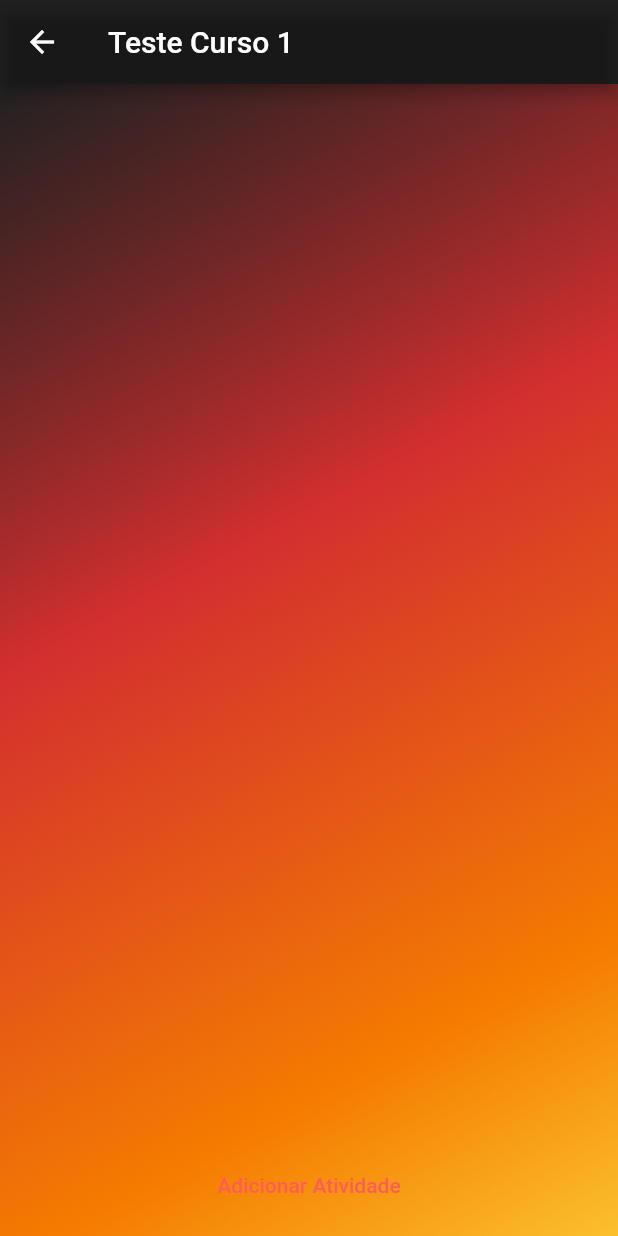
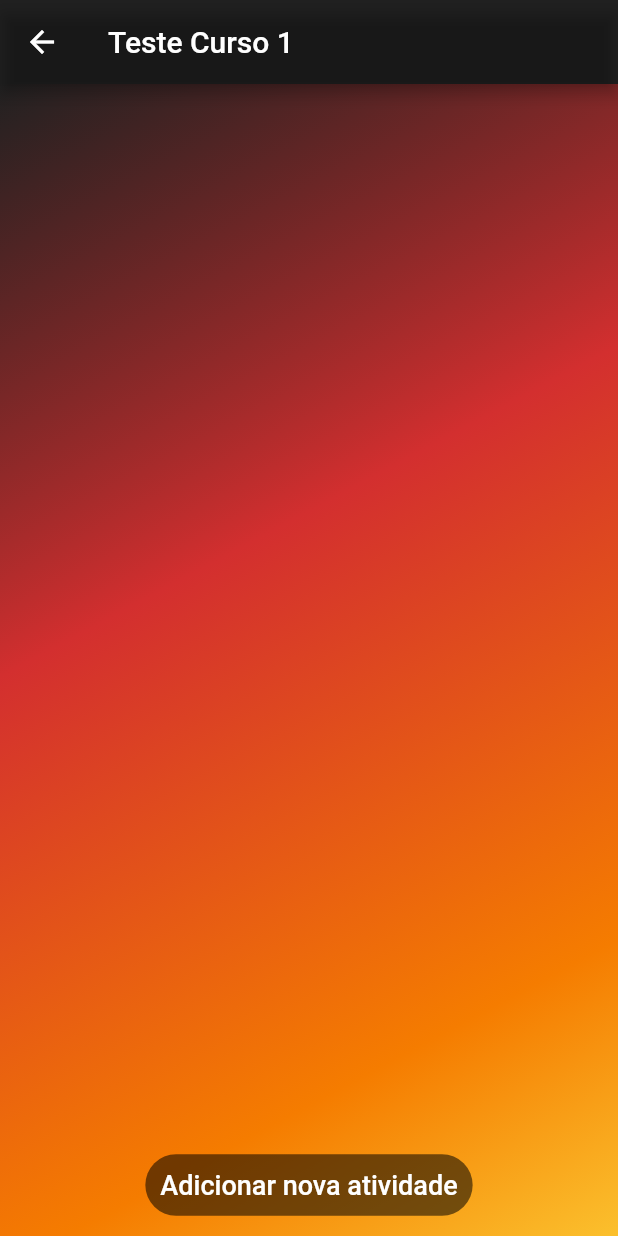
Before and after one commit to alvarobcprado/flutter-dio-courses, a Flutter app: the ActivityView screen opened directly with sample values from the repository, on a phone screen of 412 x 824 dp. Run offline on Flutter 3.47's test engine with Material 2 defaults, Android fonts, the phone set to English and light mode, and no system bars; our stand-ins replace flutter_slidable, form_field_validator, get, image_picker.

```diff
--- a/lib/app/views/activity_view/activity_view.dart
+++ b/lib/app/views/activity_view/activity_view.dart
@@ -1,6 +1,6 @@
 import 'package:dio_cursos/app/models/course_model/course_model.dart';
 import 'package:dio_cursos/app/views/activity_view/widgets/Activity_listing_widget.dart';
-import 'package:dio_cursos/app/widgets/app_bar_widget.dart';
+
 import 'package:dio_cursos/app/widgets/background_box_decoration.dart';
 import 'package:flutter/material.dart';
 import 'package:get/get.dart';
@@ -27,18 +27,24 @@ class ActivityView extends StatelessWidget {
                 course: course,
               ),
               TextButton(
-                onPressed: () => Get.defaultDialog(
-                  title: "Mensagem",
-                  content: Text("Meu Amigo"),
-                ),
-                child: Text("Adicionar Atividade"),
+                onPressed: () {
+                  Get.defaultDialog();
+                },
                 style: TextButton.styleFrom(
                   padding: EdgeInsets.all(10),
+                  backgroundColor: Colors.black54,
                   shape: RoundedRectangleBorder(
                     borderRadius: BorderRadius.circular(30),
                   ),
                 ),
-              )
+                child: Text(
+                  "Adicionar nova atividade",
+                  style: TextStyle(
+                    fontSize: 18,
+                    color: Colors.white,
+                  ),
+                ),
+              ),
             ],
           ),
         ),
--- a/lib/app/views/home_view/widgets/courses_list_view.dart
+++ b/lib/app/views/home_view/widgets/courses_list_view.dart
@@ -29,7 +29,7 @@ class CoursesListView extends StatelessWidget {
                       maxLines: 3,
                       overflow: TextOverflow.ellipsis,
                     )),
-                onTap: () => courseCtrl.navigateToEditCourse(course),
+                onTap: () => Get.toNamed("activities", arguments: course),
               ),
               secondaryActions: [
                 IconSlideAction(
```
Also changed, not shown: lib/app/models/activity_model/activity_model.dart (+4 -3 lines).
